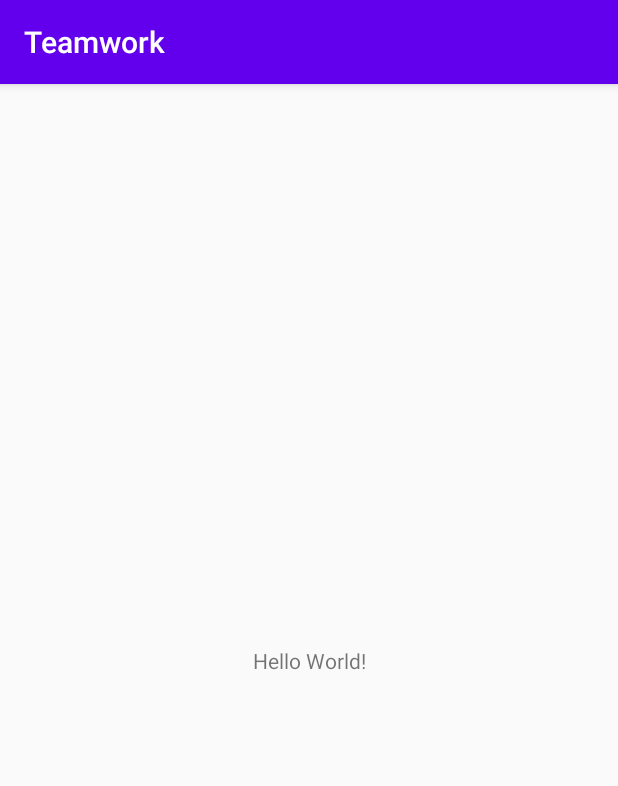
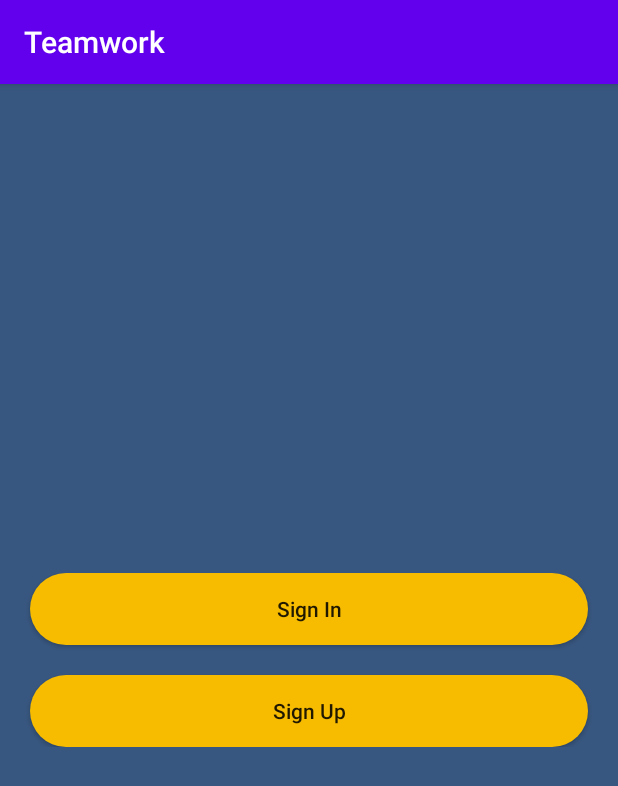
Before and after one commit to allanbastian/Teamwork, an Android app: the screen it shows after launch (MainActivity), on a phone screen of 412 x 824 dp. Shown: the top 786 px of the screen. Run offline under Robolectric (Android 15) with nearby library versions, the phone set to English and light mode, and no system bars.

Commit message:
Added SignUp and SignIn activities

```diff
--- a/app/build.gradle
+++ b/app/build.gradle
@@ -26,6 +26,7 @@ dependencies {
     implementation fileTree(dir: "libs", include: ["*.jar"])
     implementation 'androidx.appcompat:appcompat:1.1.0'
     implementation 'androidx.constraintlayout:constraintlayout:1.1.3'
+    implementation 'com.google.android.material:material:1.1.0'
     testImplementation 'junit:junit:4.12'
     androidTestImplementation 'androidx.test.ext:junit:1.1.1'
     androidTestImplementation 'androidx.test.espresso:espresso-core:3.2.0'
--- a/app/src/main/AndroidManifest.xml
+++ b/app/src/main/AndroidManifest.xml
@@ -9,6 +9,8 @@
         android:roundIcon="@mipmap/ic_launcher_round"
         android:supportsRtl="true"
         android:theme="@style/AppTheme">
+        <activity android:name=".SingInActivity"></activity>
+        <activity android:name=".SignUpActivity" />
         <activity android:name=".MainActivity">
             <intent-filter>
                 <action android:name="android.intent.action.MAIN" />
--- a/app/src/main/java/com/allan/teamwork/MainActivity.java
+++ b/app/src/main/java/com/allan/teamwork/MainActivity.java
@@ -3,12 +3,17 @@ package com.allan.teamwork;
 import androidx.appcompat.app.AppCompatActivity;
 
 import android.os.Bundle;
+import android.widget.Button;
 
 public class MainActivity extends AppCompatActivity {
+
+    private Button SignUp, SignIn;
 
     @Override
     protected void onCreate(Bundle savedInstanceState) {
         super.onCreate(savedInstanceState);
         setContentView(R.layout.activity_main);
+        SignUp = findViewById(R.id.sign_up_btn);
+        SignIn = findViewById(R.id.sign_in_btn);
     }
 }
--- /dev/null
+++ b/app/src/main/res/drawable/round_btn.xml
@@ -0,0 +1,6 @@
+<?xml version="1.0" encoding="utf-8"?>
+<shape android:shape="rectangle"
+    xmlns:android="http://schemas.android.com/apk/res/android">
+    <solid android:color="#fff7bc00" />
+    <corners android:radius="40dp" />
+</shape>
--- a/app/src/main/res/layout/activity_main.xml
+++ b/app/src/main/res/layout/activity_main.xml
@@ -1,18 +1,42 @@
 <?xml version="1.0" encoding="utf-8"?>
-<androidx.constraintlayout.widget.ConstraintLayout xmlns:android="http://schemas.android.com/apk/res/android"
-    xmlns:app="http://schemas.android.com/apk/res-auto"
+<RelativeLayout xmlns:android="http://schemas.android.com/apk/res/android"
     xmlns:tools="http://schemas.android.com/tools"
     android:layout_width="match_parent"
     android:layout_height="match_parent"
+    android:background="#385780"
     tools:context=".MainActivity">
 
-    <TextView
-        android:layout_width="wrap_content"
+    <LinearLayout
+        android:layout_width="match_parent"
         android:layout_height="wrap_content"
-        android:text="Hello World!"
-        app:layout_constraintBottom_toBottomOf="parent"
-        app:layout_constraintLeft_toLeftOf="parent"
-        app:layout_constraintRight_toRightOf="parent"
-        app:layout_constraintTop_toTopOf="parent" />
+        android:layout_centerInParent="true"
+        android:orientation="vertical">
 
-</androidx.constraintlayout.widget.ConstraintLayout>
+        <Button
+            android:id="@+id/sign_in_btn"
+            android:layout_width="match_parent"
+            android:layout_height="wrap_content"
+            android:layout_gravity="center"
+            android:layout_marginStart="20dp"
+            android:layout_marginEnd="20dp"
+            android:background="@drawable/round_btn"
+            android:padding="5dp"
+            android:text="Sign In"
+            android:textAllCaps="false" />
+
+        <Button
+            android:id="@+id/sign_up_btn"
+            android:layout_width="match_parent"
+            android:layout_height="wrap_content"
+            android:layout_gravity="center"
+            android:layout_marginStart="20dp"
+            android:layout_marginTop="20dp"
+            android:layout_marginEnd="20dp"
+            android:background="@drawable/round_btn"
+            android:padding="5dp"
+            android:text="Sign Up"
+            android:textAllCaps="false" />
+
+    </LinearLayout>
+
+</RelativeLayout>
```
Also changed, not shown: app/src/main/java/com/allan/teamwork/SignUpActivity.java (added, +14 -0 lines), app/src/main/java/com/allan/teamwork/SingInActivity.java (added, +14 -0 lines), app/src/main/res/layout/activity_sign_up.xml (added, +9 -0 lines), app/src/main/res/layout/activity_sing_in.xml (added, +9 -0 lines).
